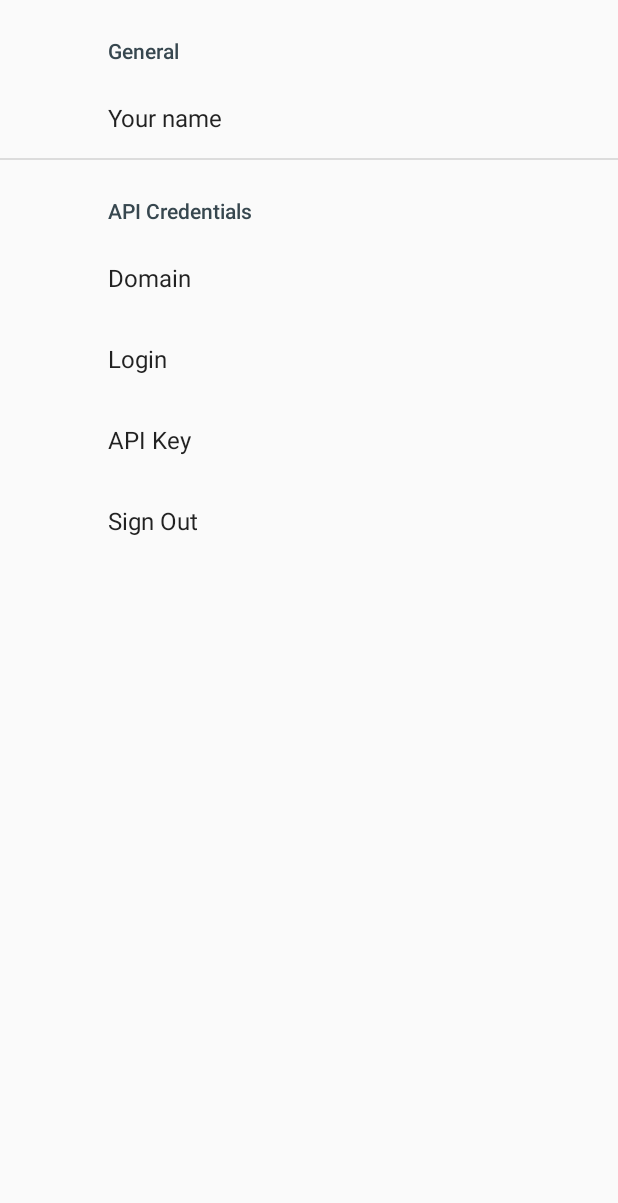
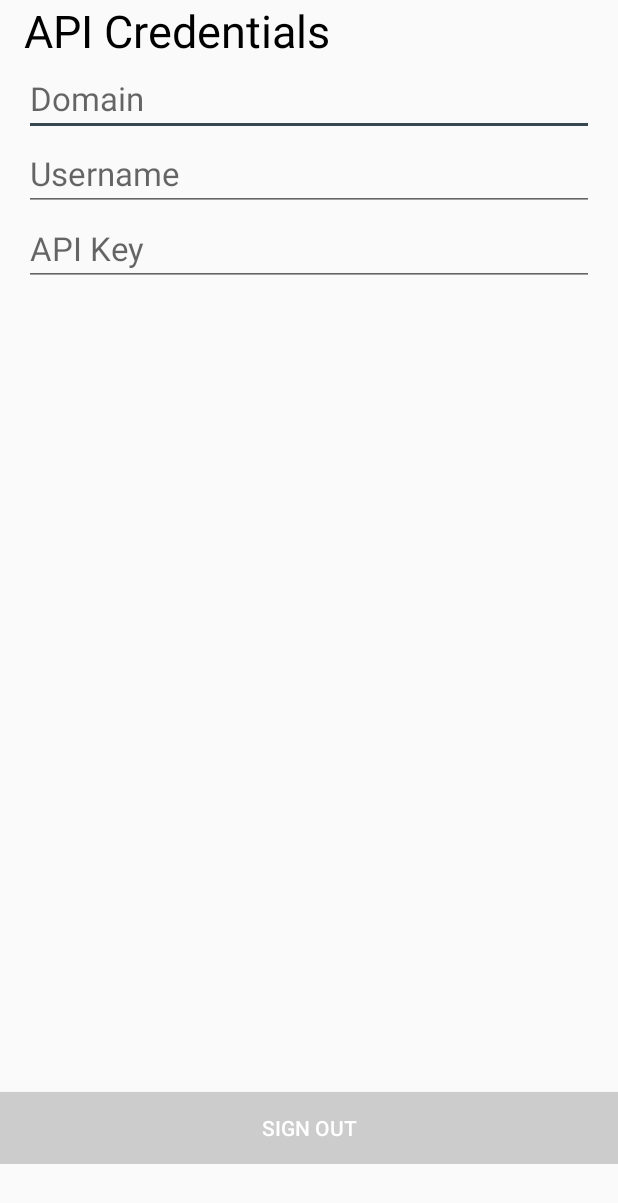
Before and after one commit to michalzuk/Statistical_CMS_Android, an Android app: the fragment SettingsFragment shown on its own in the app's theme, on a phone screen of 412 x 824 dp. Shown: the top 1203 px of the screen. Run offline under Robolectric (Android 15) with nearby library versions, the phone set to English and light mode, and no system bars; our stand-ins replace ButterKnife, Firebase (no records; nobody signed in at launch, a user with empty details on screens opened directly).

Commit message:
Minor improvements

```diff
--- a/app/build.gradle
+++ b/app/build.gradle
@@ -32,7 +32,6 @@ dependencies {
     implementation 'com.shobhitpuri.custombuttons:google-signin:1.0.0'
     implementation 'com.android.support:support-v13:27.1.1'
     implementation 'com.android.support:support-v4:27.1.1'
-    implementation 'com.android.support:preference-v7:27.1.1'
     testImplementation 'junit:junit:4.12'
     androidTestImplementation 'com.android.support.test:runner:1.0.2'
     androidTestImplementation 'com.android.support.test.espresso:espresso-core:3.0.2'
--- a/app/src/main/java/io/michalzuk/horton/fragments/SettingsFragment.kt
+++ b/app/src/main/java/io/michalzuk/horton/fragments/SettingsFragment.kt
@@ -1,50 +1,42 @@
 package io.michalzuk.horton.fragments
 
 import android.content.Intent
-import android.content.SharedPreferences
 import android.os.Bundle
-import android.support.v7.preference.Preference
-import android.support.v7.preference.PreferenceFragmentCompat
-import android.support.v7.preference.R.attr.key
-import android.util.Log
+import android.os.Handler
+import android.support.design.widget.Snackbar
+import android.support.v4.app.Fragment
+import android.view.LayoutInflater
+import android.view.View
+import android.view.ViewGroup
+import android.widget.Button
+import butterknife.BindView
 import com.google.firebase.auth.FirebaseAuth
 import io.michalzuk.horton.R
 import io.michalzuk.horton.activities.LoginActivity
+import kotlinx.android.synthetic.main.fragment_settings.*
+import io.michalzuk.horton.activities.MainActivity
+import kotlinx.android.synthetic.main.activity_login.*
 
-class SettingsFragment : PreferenceFragmentCompat(), SharedPreferences.OnSharedPreferenceChangeListener {
+
+class SettingsFragment : Fragment() {
 
     val mAuth = FirebaseAuth.getInstance()
 
-    override fun onCreatePreferences(savedInstanceState: Bundle?, rootKey: String?) {
-        addPreferencesFromResource(R.xml.preferences)
-        val signOut = preferenceScreen.findPreference("pref_key_sign_out")
+
+    override fun onCreateView(inflater: LayoutInflater, container: ViewGroup?, savedInstanceState: Bundle?): View? {
+
+        return inflater.inflate(R.layout.fragment_settings, container, false)
+    }
+
+    override fun onViewCreated(view: View, savedInstanceState: Bundle?) {
+        super.onViewCreated(view, savedInstanceState)
 
 
+
+        sign_out_button.setOnClickListener(View.OnClickListener { view ->
+            mAuth.signOut()
+            startActivity(Intent(activity, LoginActivity::class.java))
+            Snackbar.make(activity_login, "XXX", Snackbar.LENGTH_SHORT).show()
+        })
     }
-
-    override fun onPreferenceTreeClick(preference: Preference?): Boolean {
-        when (preference) {
-            preferenceManager.findPreference("pref_key_sign_out") -> {
-                mAuth.signOut()
-                startActivity(Intent(this.context, LoginActivity::class.java))
-            }
-            else -> Log.e("XXX", "NULL")
-        }
-
-        return true
-    }
-
-    override fun onResume() {
-        super.onResume()
-        preferenceScreen.sharedPreferences.registerOnSharedPreferenceChangeListener(this)
-    }
-
-    override fun onSharedPreferenceChanged(p0: SharedPreferences?, p1: String?) {
-
-        when (key) {
-
-        }
-    }
-
-
 }
--- a/app/src/main/res/layout/activity_main.xml
+++ b/app/src/main/res/layout/activity_main.xml
@@ -19,8 +19,6 @@
         android:layout_alignParentBottom="true"
         android:layout_width="match_parent"
         android:layout_height="wrap_content"
-        android:layout_marginTop="8dp"
-        android:paddingTop="8dp"
         android:theme="@style/AppTheme.AppBarOverlay">
 
 
--- a/app/src/main/res/layout/fragment_settings.xml
+++ b/app/src/main/res/layout/fragment_settings.xml
@@ -3,12 +3,69 @@
     xmlns:tools="http://schemas.android.com/tools"
     android:layout_width="match_parent"
     android:layout_height="match_parent"
+    android:id="@+id/fragment_settings"
     tools:context=".fragments.SettingsFragment">
 
-    <!-- TODO: Update blank fragment layout -->
     <TextView
         android:layout_width="match_parent"
+        android:layout_height="wrap_content"
+        android:textSize="@dimen/font_16"
+        android:text=""/>
+    <android.support.v7.widget.LinearLayoutCompat
+        android:layout_width="match_parent"
+        android:layout_height="wrap_content"
+        android:orientation="vertical">
+        <TextView
+            android:layout_width="match_parent"
+            android:layout_height="wrap_content"
+            android:textSize="@dimen/font_30"
+            android:textColor="@color/black"
+            android:layout_marginLeft="@dimen/activity_horizontal_margin"
+            android:text="@string/credentials"/>
+        <EditText
+            android:id="@+id/credentials_domain"
+            android:layout_width="match_parent"
+            android:layout_height="wrap_content"
+            android:textSize="@dimen/font_22"
+            android:hint="@string/credentials_domain"
+            android:layout_marginLeft="@dimen/activity_horizontal_margin"
+            android:layout_marginRight="@dimen/activity_horizontal_margin"/>
+
+        <EditText
+            android:id="@+id/credentials_username"
+            android:layout_width="match_parent"
+            android:layout_height="wrap_content"
+            android:textSize="@dimen/font_22"
+            android:hint="@string/credentials_username"
+            android:layout_marginLeft="@dimen/activity_horizontal_margin"
+            android:layout_marginRight="@dimen/activity_horizontal_margin"/>
+
+        <EditText
+            android:id="@+id/credentials_api_key"
+            android:layout_width="match_parent"
+            android:layout_height="wrap_content"
+            android:textSize="@dimen/font_22"
+            android:hint="@string/credentials_api_key"
+            android:layout_marginLeft="@dimen/activity_horizontal_margin"
+            android:layout_marginRight="@dimen/activity_horizontal_margin"/>
+    </android.support.v7.widget.LinearLayoutCompat>
+
+    <RelativeLayout
+        android:layout_width="match_parent"
         android:layout_height="match_parent"
-        android:text="@string/hello_blank_fragment" />
+        android:paddingBottom="48dp">
+
+        <Button
+            android:id="@+id/sign_out_button"
+            android:layout_width="match_parent"
+            android:layout_height="wrap_content"
+            android:layout_alignParentBottom="true"
+            android:layout_alignParentStart="true"
+            android:background="@color/lightGrey"
+            android:text="@string/sign_out"
+            android:textColor="@color/white" />
+    </RelativeLayout>
+
+
 
 </FrameLayout>
--- a/app/src/main/res/values/colors.xml
+++ b/app/src/main/res/values/colors.xml
@@ -6,4 +6,5 @@
     <color name="colorAccent">#37474f</color>
     <color name="white">#FFFFFF</color>
     <color name="lightGrey">#CCCCCC</color>
+    <color name="black">#000000</color>
 </resources>
--- a/app/src/main/res/values/dimens.xml
+++ b/app/src/main/res/values/dimens.xml
@@ -9,4 +9,7 @@
     <dimen name="nav_header_vertical_spacing">8dp</dimen>
     <dimen name="nav_header_height">176dp</dimen>
     <dimen name="fab_margin">16dp</dimen>
+    <dimen name="font_22">22dp</dimen>
+    <dimen name="font_30">30dp</dimen>
+    <dimen name="font_16">16dp</dimen>
 </resources>
--- a/app/src/main/res/values/strings.xml
+++ b/app/src/main/res/values/strings.xml
@@ -15,13 +15,13 @@
     <string name="username_length_incorrect">Username is incorrect</string>
     <string name="enter_email_address">Enter email address</string>
     <string name="enter_password">Enter password</string>
-    <string name="api_credentials">API Credentials</string>
+    <string name="credentials">API Credentials</string>
     <string name="general_settings">General</string>
     <string name="user_display_name">Your name</string>
-    <string name="credentials_api_login">Login</string>
+    <string name="credentials_username">Username</string>
     <string name="credentials_api_key">API Key</string>
-    <string name="api_credentials_domain">Domain</string>
-    <string name="api_credentials_password">Password</string>
+    <string name="credentials_domain">Domain</string>
+    <string name="credentials_password">Password</string>
     <string name="email_required">Email is required</string>
     <string name="title_activity_main">MainActivity</string>
     <string name="navigation_drawer_open">Open navigation drawer</string>
@@ -42,4 +42,9 @@
     <!-- TODO: Remove or change this placeholder text -->
     <string name="hello_blank_fragment">Hello blank fragment</string>
     <string name="sign_in_with_google">Sign in with Google</string>
+    <string name="pref_key_domain">pref_key_credentials_domain</string>
+    <string name="pref_key_login">pref_key_credentials_login</string>
+    <string name="pref_key_api">pref_key_credentials_api_key</string>
+    <string name="pref_sign_out">pref_key_sign_out</string>
+    <string name="sign_out">Sign Out</string>
 </resources>
--- a/app/src/main/res/values/styles.xml
+++ b/app/src/main/res/values/styles.xml
@@ -6,7 +6,6 @@
         <item name="colorPrimary">@color/colorPrimary</item>
         <item name="colorPrimaryDark">@color/colorPrimaryDark</item>
         <item name="colorAccent">@color/colorAccent</item>
-        <item name="preferenceTheme">@style/PreferenceThemeOverlay.v14.Material</item>
     </style>
 
     <style name="AppTheme.AppBarOverlay" parent="ThemeOverlay.AppCompat.Dark.ActionBar" />
--- a/app/src/main/res/xml/preferences.xml
+++ /dev/null
@@ -1,37 +0,0 @@
-<?xml version="1.0" encoding="utf-8"?>
-<PreferenceScreen xmlns:android="http://schemas.android.com/apk/res/android">
-
-    <PreferenceCategory
-        android:title="@string/general_settings"
-        android:key="pref_key_settings_general">
-
-    </PreferenceCategory>
-
-        <EditTextPreference
-            android:key="pref_key_displayed_name"
-            android:title="@string/user_display_name"/>
-
-
-    <PreferenceCategory
-        android:title="@string/api_credentials"
-        android:key="pref_key_setting_api_credentials">
-
-        <EditTextPreference
-            android:key="pref_key_credentials_domain"
-            android:title="@string/api_credentials_domain"
-            android:password="true"/>
-
-        <EditTextPreference
-            android:key="pref_key_credentials_login"
-            android:title="@string/credentials_api_login" />
-
-        <EditTextPreference
-            android:key="pref_key_credentials_api_key"
-            android:title="@string/credentials_api_key" />
-
-        <Preference
-            android:key="pref_key_sign_out"
-            android:title="Sign Out"/>
-
-    </PreferenceCategory>
-</PreferenceScreen>
```
Also changed, not shown: 1 other file.
